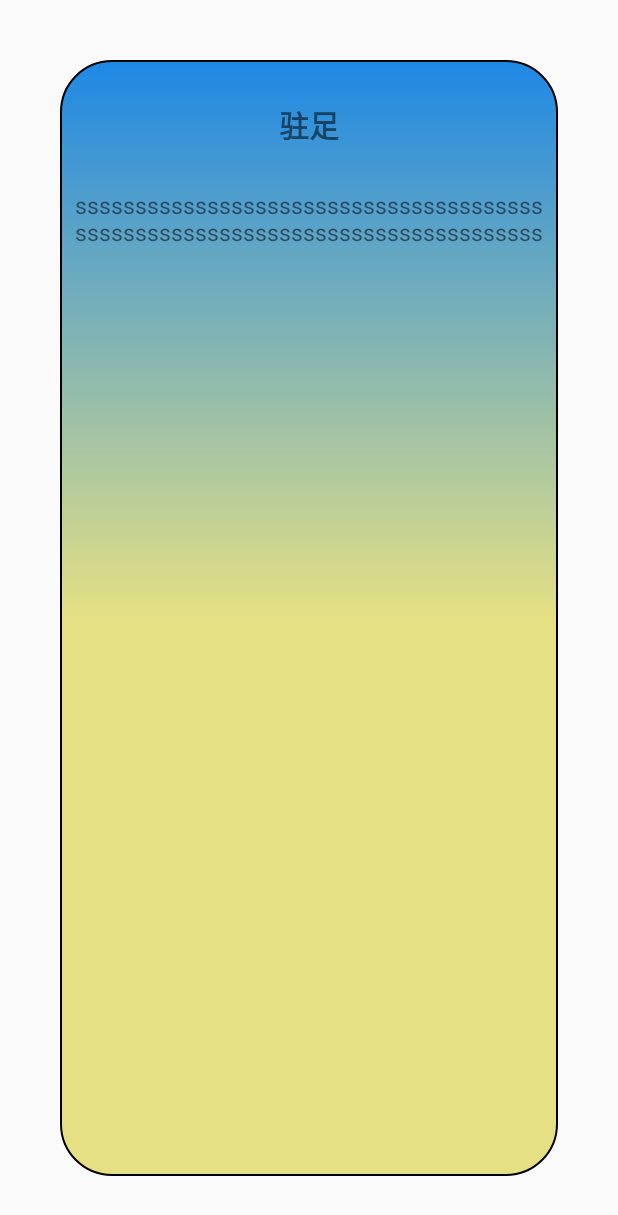
After one commit to onlylemi/Indoor, an Android app: the layout dialog_introduce.xml on its own in the app's theme, with its tools: preview values and no code run, on a phone screen of 412 x 824 dp. The commit adds this screen. Shown: the top 1215 px of the screen. Run offline under Robolectric (Android 15) with nearby library versions, the phone set to English and light mode, and no system bars.

Commit message:
2015/10/13 end

```diff
--- a/app/build.gradle
+++ b/app/build.gradle
@@ -1,7 +1,7 @@
 apply plugin: 'com.android.application'
 
 android {
-    compileSdkVersion 22
+    compileSdkVersion 21
     buildToolsVersion "22.0.1"
 
     defaultConfig {
--- a/app/src/main/java/com/onlylemi/dr/costant_interface/Constant.java
+++ b/app/src/main/java/com/onlylemi/dr/costant_interface/Constant.java
@@ -3,6 +3,7 @@ package com.onlylemi.dr.costant_interface;
 /**
  * Created by 董神 on 2015/9/28.
  * I love programming
+ * constant
  */
 public class Constant {
     public static final int READY_GO = 0;
--- a/app/src/main/java/com/onlylemi/dr/custom_adapter/EveryPartAdapter.java
+++ b/app/src/main/java/com/onlylemi/dr/custom_adapter/EveryPartAdapter.java
@@ -87,6 +87,9 @@ public class EveryPartAdapter extends BaseAdapter {
     }
 
 
+    /**
+     * geng
+     */
     public void update() {
         viewsTableList.clear();
         for (int i = 0; i < Data.viewTableList.size(); i++) {
--- /dev/null
+++ b/app/src/main/res/drawable/introduce_background.xml
@@ -0,0 +1,21 @@
+<?xml version="1.0" encoding="utf-8"?>
+<selector xmlns:android="http://schemas.android.com/apk/res/android">
+    <item>
+        <shape>
+            <gradient
+                android:angle="90"
+                android:startColor="@color/custom_test_middle"
+                android:centerColor="@color/custom_test_middle"
+                android:endColor="@color/custom_test_end"
+                android:type="linear">
+            </gradient>
+            <stroke
+                android:color="@color/black"
+                android:width="1dp">
+            </stroke>
+            <corners
+                android:radius="34dp">
+            </corners>
+        </shape>
+    </item>
+</selector>
--- /dev/null
+++ b/app/src/main/res/layout/dialog_introduce.xml
@@ -0,0 +1,29 @@
+<?xml version="1.0" encoding="utf-8"?>
+<LinearLayout xmlns:android="http://schemas.android.com/apk/res/android"
+    android:layout_width="match_parent"
+    android:layout_height="match_parent"
+    android:layout_margin="40dp"
+    android:orientation="vertical"
+    android:background="@drawable/introduce_background">
+
+
+    <TextView
+        android:layout_width="wrap_content"
+        android:layout_height="wrap_content"
+        android:text="@string/app_name"
+        android:textSize="20sp"
+        android:layout_marginTop="28dp"
+        android:layout_gravity="center_horizontal"
+        android:textStyle="bold"/>
+    <TextView
+        android:id="@+id/dialog_introduce_tv"
+        android:layout_width="match_parent"
+        android:layout_height="wrap_content"
+        android:layout_marginTop="28dp"
+        android:layout_marginLeft="10dp"
+        android:layout_marginRight="10dp"
+        android:textSize="15sp"
+        android:layout_gravity="center"
+        android:text="ssssssssssssssssssssssssssssssssssssssssssssssssssssssssssssssssssssssssssssss"/>
+
+</LinearLayout>
```
Also changed, not shown: app/src/main/java/com/onlylemi/dr/activity/EveryPartActivity.java (+21 -13 lines), app/src/main/java/com/onlylemi/dr/activity/ReadyActivity.java (+34 -22 lines), app/src/main/java/com/onlylemi/dr/util/IntrodruceDialog.java (added, +46 -0 lines), app/src/main/java/com/onlylemi/dr/util/UpdateThread.java (+26 -23 lines), 2 other files.
